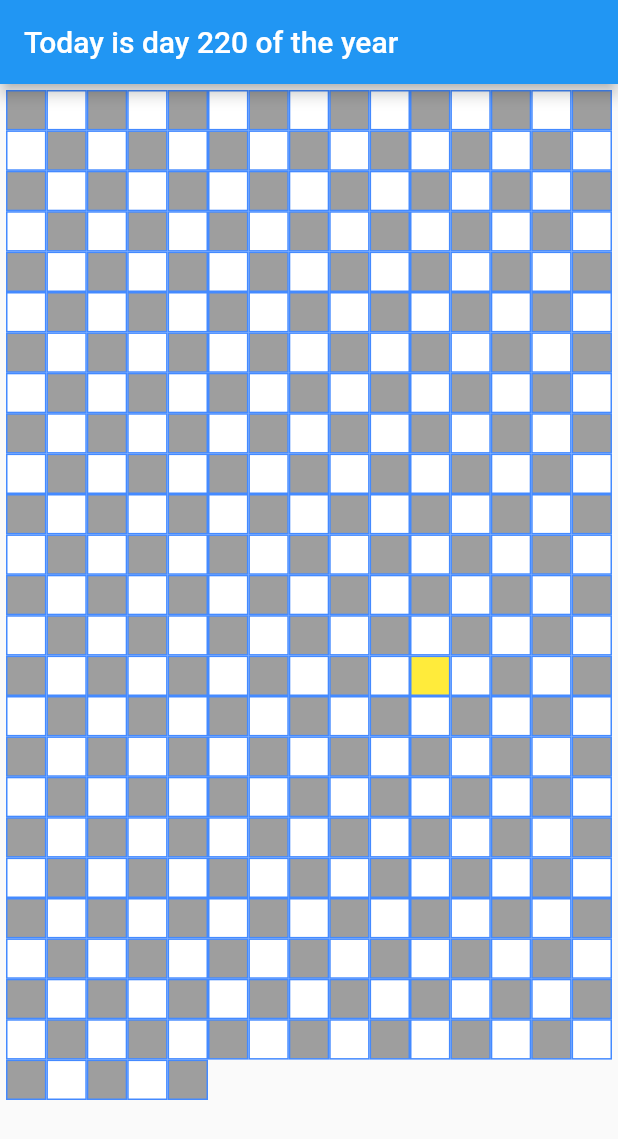
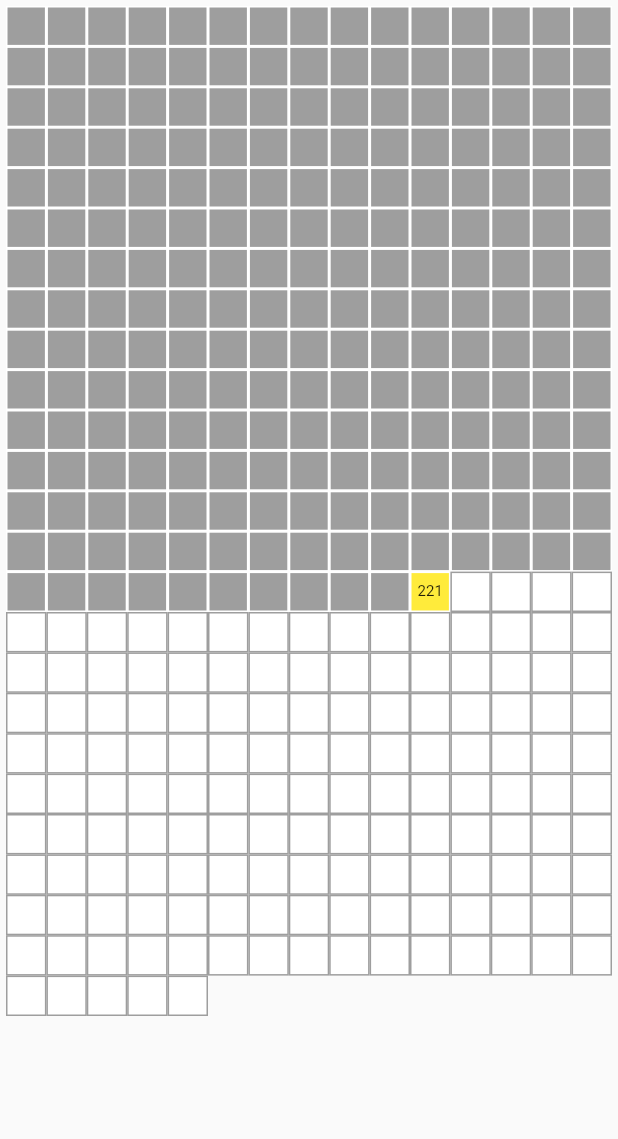
Before and after one commit to kokuraxc/wholeyear, a Flutter app: the screen it shows after launch, on a phone screen of 412 x 824 dp. Shown: the top 1139 px of the screen. Run offline on Flutter 3.47's test engine with Material 2 defaults, Android fonts, the phone set to English and light mode, and no system bars.

Commit message:
past days one color, future days one color, today one color.

```diff
--- a/lib/main.dart
+++ b/lib/main.dart
@@ -18,7 +18,7 @@ class MyApp extends StatelessWidget {
         // or simply save your changes to "hot reload" in a Flutter IDE).
         // Notice that the counter didn't reset back to zero; the application
         // is not restarted.
-        primarySwatch: Colors.blue,
+        primarySwatch: Colors.grey,
       ),
       home: MyHomePage(title: 'Flutter Demo Home Page'),
     );
@@ -49,8 +49,13 @@ class _MyHomePageState extends State<MyHomePage> {
   int todayDays;
 //  List<Color> bgColorForMonth = []
   Color colorForOdd = Colors.white;
-  Color colorForEven = Colors.grey;
+  Color colorForEven = Colors.white;
   Color colorForToday = Colors.yellow;
+  Color colorForPast = Colors.grey;
+
+  Color borderColorForPast = Colors.white;
+  Color borderColorForFuture = Colors.grey;
+  Color borderColorForToday = Colors.white;
 
   @override
   void initState() {
@@ -75,11 +80,28 @@ class _MyHomePageState extends State<MyHomePage> {
     // fast, so that you can just rebuild anything that needs updating rather
     // than having to individually change instances of widgets.
     return Scaffold(
-      appBar: AppBar(
-        // Here we take the value from the MyHomePage object that was created by
-        // the App.build method, and use it to set our appbar title.
-        title: Text('Today is day $todayDays of the year'),
-      ),
+//      appBar: AppBar(
+//        // Here we take the value from the MyHomePage object that was created by
+//        // the App.build method, and use it to set our appbar title.
+////        title: Text('Today is day $todayDays of the year'),
+////        title: RichText(
+////          text: TextSpan(
+////            text: 'Today is day ',
+////            children: <TextSpan>[
+////              TextSpan(
+////                text: '$todayDays',
+////                style: TextStyle(
+////                  color: Colors.yellow,
+////                  fontWeight: FontWeight.bold,
+////                ),
+////              ),
+////              TextSpan(
+////                text: ' of the year',
+////              ),
+////            ],
+////          ),
+////        ),
+//      ),
       body: SafeArea(
         child: GridView.count(
           crossAxisCount: 15,
@@ -90,20 +112,36 @@ class _MyHomePageState extends State<MyHomePage> {
           children: List<GridTile>.generate(
             daysCount,
             (index) {
-              Color bgColor = colorForOdd;
-              if (index % 2 == 0) {
-                bgColor = colorForEven;
-              }
+              Color bgColor = colorForPast;
+              Color borderColor = borderColorForPast;
+
               if (index == todayDays) {
                 bgColor = colorForToday;
+                borderColor = borderColorForToday;
+              } else if (index > todayDays) {
+                borderColor = borderColorForFuture;
+                if (index % 2 == 0) {
+                  bgColor = colorForEven;
+                } else {
+                  bgColor = colorForOdd;
+                }
               }
 
               return GridTile(
                 child: Container(
                   decoration: BoxDecoration(
                     color: bgColor,
-                    border: Border.all(color: Colors.blueAccent),
+                    border: Border.all(color: borderColor),
                   ),
+                  child: index == todayDays
+                      ? Center(
+                          child: Text(
+                            '${todayDays + 1}',
+                            textAlign: TextAlign.center,
+                            style: TextStyle(fontSize: 10),
+                          ),
+                        )
+                      : null,
                 ),
               );
             },
```
